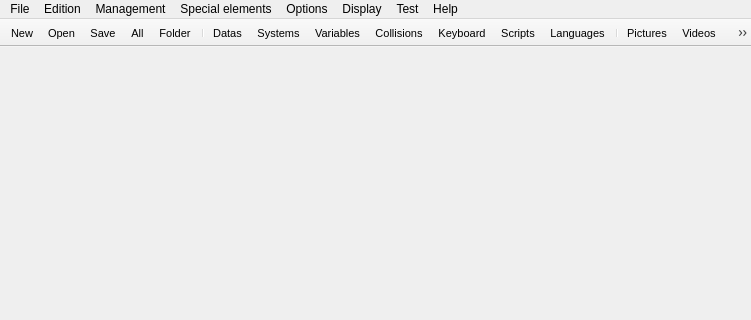
This is Editor/Dialogs/mainwindow.ui in RPG-Paper-Maker/RPG-Paper-Maker as Qt 5 draws it before an edit; both pictures show x 0 to 751 and y 0 to 320 of the 751 by 502 pixel window. The edited form follows.
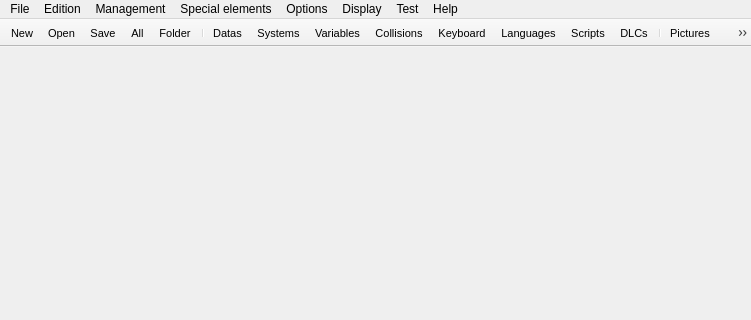
This is the edited form. Icons and pictures are not drawn.

Commit message: Add DLC button on toolbar

What changed in the file:
```diff
--- a/Editor/Dialogs/mainwindow.ui
+++ b/Editor/Dialogs/mainwindow.ui
@@ -184,8 +184,9 @@
    <addaction name="actionVariables_manager"/>
    <addaction name="actionCollisions_manager"/>
    <addaction name="actionKeyboard_controls"/>
-   <addaction name="actionScripts_manager"/>
    <addaction name="actionLanguage_manager"/>
+   <addaction name="actionScripts_manager"/>
+   <addaction name="actionDLCs_manager"/>
    <addaction name="separator"/>
    <addaction name="actionPictures_manager"/>
    <addaction name="actionVideos_manager"/>
@@ -742,6 +743,18 @@
     <string>Open BR folder</string>
    </property>
   </action>
+  <action name="actionDLCs_manager">
+   <property name="icon">
+    <iconset>
+     <normaloff>:/icons/Ressources/systems.png</normaloff>:/icons/Ressources/systems.png</iconset>
+   </property>
+   <property name="text">
+    <string>DLCs...</string>
+   </property>
+   <property name="iconText">
+    <string>DLCs</string>
+   </property>
+  </action>
  </widget>
  <layoutdefault spacing="6" margin="11"/>
  <resources>
```
Left out of the diff: 63 changed lines with no effect on the pictures. The commit also changes 3 other files.
